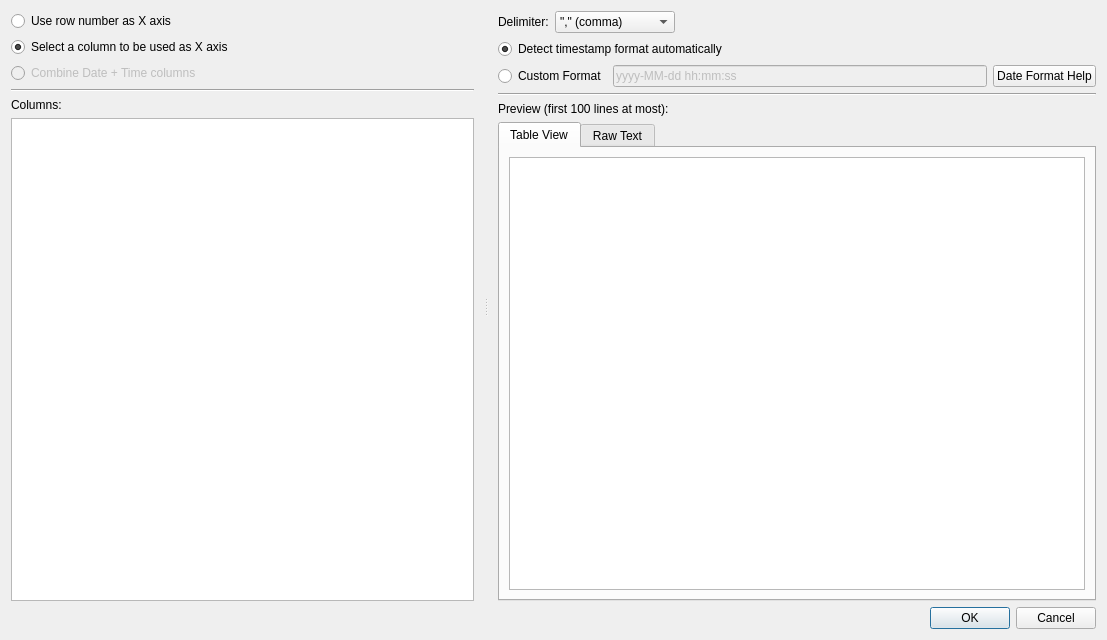
This is plotjuggler_plugins/DataLoadCSV/dataload_csv.ui in facontidavide/PlotJuggler as Qt 5 draws it before an edit. The edited form follows.
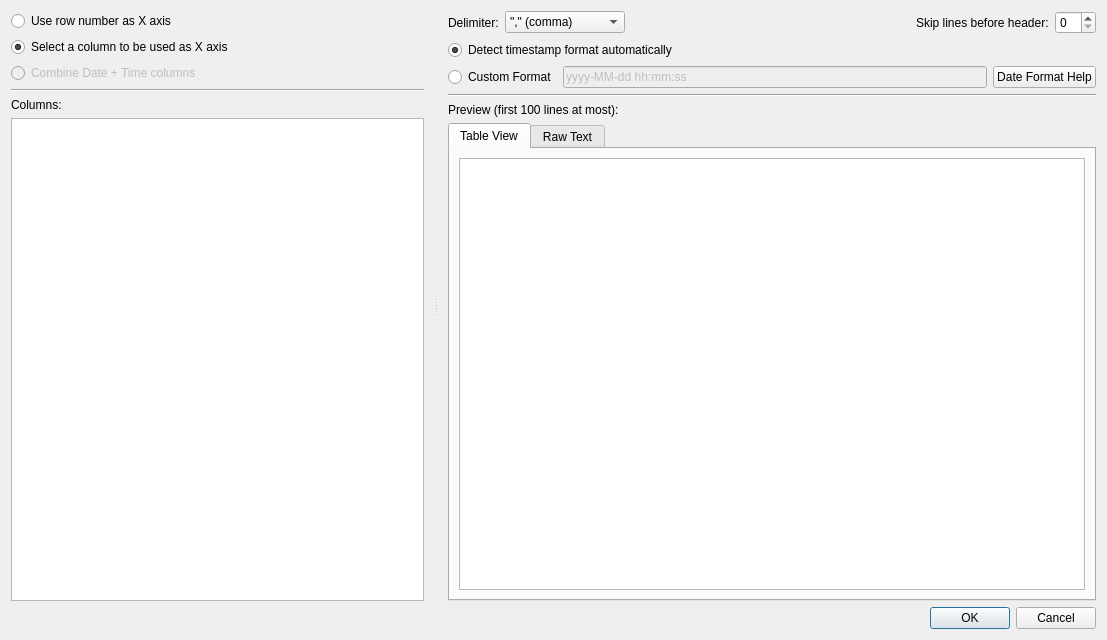
This is the edited form. Custom widgets are drawn as their Qt base class.

Diff of the .ui file:
```diff
--- a/plotjuggler_plugins/DataLoadCSV/dataload_csv.ui
+++ b/plotjuggler_plugins/DataLoadCSV/dataload_csv.ui
@@ -127,6 +127,16 @@
            </property>
           </spacer>
          </item>
+         <item>
+          <widget class="QLabel" name="label_4">
+           <property name="text">
+            <string>Skip lines before header:</string>
+           </property>
+          </widget>
+         </item>
+         <item>
+          <widget class="QSpinBox" name="rowBox"/>
+         </item>
         </layout>
        </item>
        <item>
```
